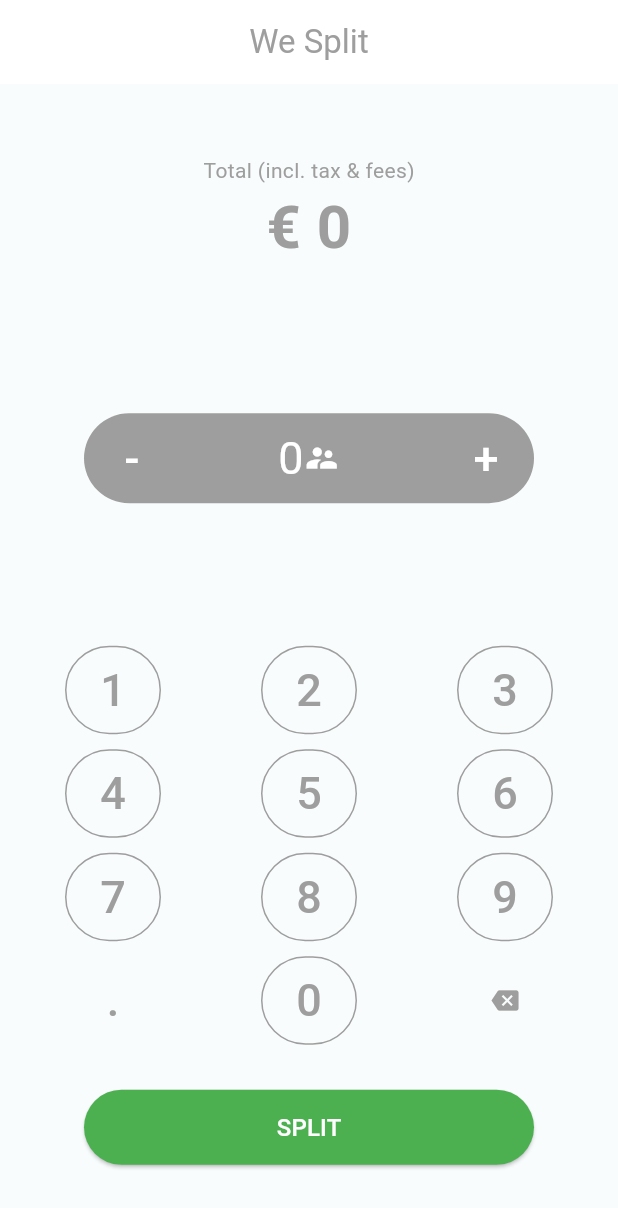
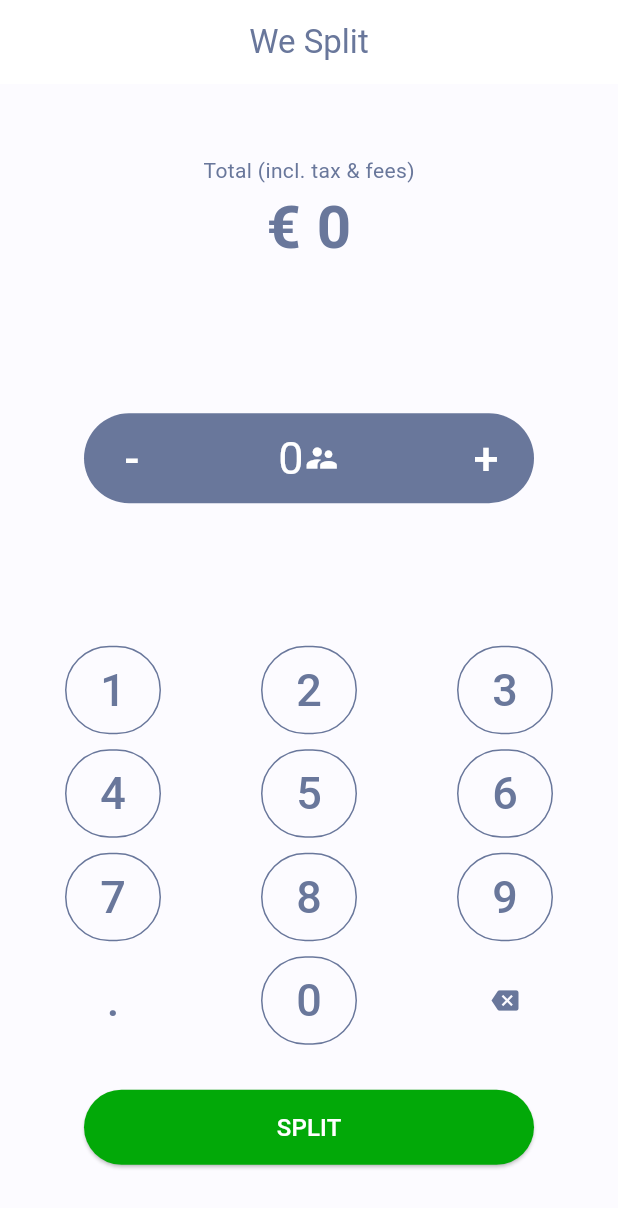
Before and after one commit to TOB-BA/split_a_bill, a Flutter app: the screen it shows after launch, on a phone screen of 412 x 824 dp. Shown: the top 1208 px of the screen. Run offline on Flutter 3.47's test engine with Material 2 defaults, Android fonts, the phone set to English and light mode, and no system bars; our stand-ins replace fl_chart, google_fonts.

Commit message:
split bill - new colors; fonts

```diff
--- a/lib/common_widgets/keyboard_widget.dart
+++ b/lib/common_widgets/keyboard_widget.dart
@@ -1,3 +1,4 @@
+import 'package:first_flutter_project/constants/colors/colors_library.dart';
 import 'package:flutter/material.dart';
 
 class KeyboardWidget extends StatelessWidget {
@@ -26,17 +27,17 @@ class KeyboardWidget extends StatelessWidget {
                 shape: MaterialStateProperty.all<OutlinedBorder>(
                   RoundedRectangleBorder(
                     borderRadius: BorderRadius.circular(50.0),
-                    side: const BorderSide(color: Colors.grey),
+                    side: BorderSide(color: ColorsLibrary.appGray),
                   ),
                 ),
               ),
               onPressed: () => {
                 addNumber('1'),
               },
-              child: const Text(
+              child: Text(
                 '1',
                 style: TextStyle(
-                  color: Colors.grey,
+                  color: ColorsLibrary.appGray,
                   fontSize: 30,
                 ),
               ),
@@ -46,17 +47,17 @@ class KeyboardWidget extends StatelessWidget {
                 shape: MaterialStateProperty.all<OutlinedBorder>(
                   RoundedRectangleBorder(
                     borderRadius: BorderRadius.circular(50.0),
-                    side: const BorderSide(color: Colors.grey),
+                    side: BorderSide(color: ColorsLibrary.appGray),
                   ),
                 ),
               ),
               onPressed: () => {
                 addNumber('2'),
               },
-              child: const Text(
+              child: Text(
                 '2',
                 style: TextStyle(
-                  color: Colors.grey,
+                  color: ColorsLibrary.appGray,
                   fontSize: 30,
                 ),
               ),
@@ -66,17 +67,17 @@ class KeyboardWidget extends StatelessWidget {
                 shape: MaterialStateProperty.all<OutlinedBorder>(
                   RoundedRectangleBorder(
                     borderRadius: BorderRadius.circular(50.0),
-                    side: const BorderSide(color: Colors.grey),
+                    side: BorderSide(color: ColorsLibrary.appGray),
                   ),
                 ),
               ),
               onPressed: () => {
                 addNumber('3'),
               },
-              child: const Text(
+              child: Text(
                 '3',
                 style: TextStyle(
-                  color: Colors.grey,
+                  color: ColorsLibrary.appGray,
                   fontSize: 30,
                 ),
               ),
@@ -92,17 +93,17 @@ class KeyboardWidget extends StatelessWidget {
                 shape: MaterialStateProperty.all<OutlinedBorder>(
                   RoundedRectangleBorder(
                     borderRadius: BorderRadius.circular(50.0),
-                    side: const BorderSide(color: Colors.grey),
+                    side: BorderSide(color: ColorsLibrary.appGray),
                   ),
                 ),
               ),
               onPressed: () => {
                 addNumber('4'),
               },
-              child: const Text(
+              child: Text(
                 '4',
                 style: TextStyle(
-                  color: Colors.grey,
+                  color: ColorsLibrary.appGray,
                   fontSize: 30,
                 ),
               ),
@@ -112,17 +113,17 @@ class KeyboardWidget extends StatelessWidget {
                 shape: MaterialStateProperty.all<OutlinedBorder>(
                   RoundedRectangleBorder(
                     borderRadius: BorderRadius.circular(50.0),
-                    side: const BorderSide(color: Colors.grey),
+                    side: BorderSide(color: ColorsLibrary.appGray),
                   ),
                 ),
               ),
               onPressed: () => {
                 addNumber('5'),
               },
-              child: const Text(
+              child: Text(
                 '5',
                 style: TextStyle(
-                  color: Colors.grey,
+                  color: ColorsLibrary.appGray,
                   fontSize: 30,
                 ),
               ),
@@ -132,17 +133,17 @@ class KeyboardWidget extends StatelessWidget {
                 shape: MaterialStateProperty.all<OutlinedBorder>(
                   RoundedRectangleBorder(
                     borderRadius: BorderRadius.circular(50.0),
-                    side: const BorderSide(color: Colors.grey),
+                    side: BorderSide(color: ColorsLibrary.appGray),
                   ),
                 ),
               ),
               onPressed: () => {
                 addNumber('6'),
               },
-              child: const Text(
+              child: Text(
                 '6',
                 style: TextStyle(
-                  color: Colors.grey,
+                  color: ColorsLibrary.appGray,
                   fontSize: 30,
                 ),
               ),
@@ -158,17 +159,17 @@ class KeyboardWidget extends StatelessWidget {
                 shape: MaterialStateProperty.all<OutlinedBorder>(
                   RoundedRectangleBorder(
                     borderRadius: BorderRadius.circular(50.0),
-                    side: const BorderSide(color: Colors.grey),
+                    side: BorderSide(color: ColorsLibrary.appGray),
                   ),
                 ),
               ),
               onPressed: () => {
                 addNumber('7'),
               },
-              child: const Text(
+              child: Text(
                 '7',
                 style: TextStyle(
-                  color: Colors.grey,
+                  color: ColorsLibrary.appGray,
                   fontSize: 30,
                 ),
               ),
@@ -178,17 +179,17 @@ class KeyboardWidget extends StatelessWidget {
                 shape: MaterialStateProperty.all<OutlinedBorder>(
                   RoundedRectangleBorder(
                     borderRadius: BorderRadius.circular(50.0),
-                    side: const BorderSide(color: Colors.grey),
+                    side: BorderSide(color: ColorsLibrary.appGray),
                   ),
                 ),
               ),
               onPressed: () => {
                 addNumber('8'),
               },
-              child: const Text(
+              child: Text(
                 '8',
                 style: TextStyle(
-                  color: Colors.grey,
+                  color: ColorsLibrary.appGray,
                   fontSize: 30,
                 ),
               ),
@@ -198,17 +199,17 @@ class KeyboardWidget extends StatelessWidget {
                 shape: MaterialStateProperty.all<OutlinedBorder>(
                   RoundedRectangleBorder(
                     borderRadius: BorderRadius.circular(50.0),
-                    side: const BorderSide(color: Colors.grey),
+                    side: BorderSide(color: ColorsLibrary.appGray),
                   ),
                 ),
               ),
               onPressed: () => {
                 addNumber('9'),
               },
-              child: const Text(
+              child: Text(
                 '9',
                 style: TextStyle(
-                  color: Colors.grey,
+                  color: ColorsLibrary.appGray,
                   fontSize: 30,
                 ),
               ),
@@ -223,10 +224,10 @@ class KeyboardWidget extends StatelessWidget {
               onPressed: () => {
                 addNumber('.'),
               },
-              child: const Text(
+              child: Text(
                 '.',
                 style: TextStyle(
-                  color: Colors.grey,
+                  color: ColorsLibrary.appGray,
                   fontSize: 30,
                 ),
               ),
@@ -236,17 +237,17 @@ class KeyboardWidget extends StatelessWidget {
                 shape: MaterialStateProperty.all<OutlinedBorder>(
                   RoundedRectangleBorder(
                     borderRadius: BorderRadius.circular(50.0),
-                    side: const BorderSide(color: Colors.grey),
+                    side: BorderSide(color: ColorsLibrary.appGray),
                   ),
                 ),
               ),
               onPressed: () => {
                 addNumber('0'),
               },
-              child: const Text(
+              child: Text(
                 '0',
                 style: TextStyle(
-                  color: Colors.grey,
+                  color: ColorsLibrary.appGray,
                   fontSize: 30,
                 ),
               ),
@@ -255,9 +256,9 @@ class KeyboardWidget extends StatelessWidget {
               onPressed: () => {
                 clearPrice(),
               },
-              child: const Icon(
+              child: Icon(
                 Icons.backspace,
-                color: Colors.grey,
+                color: ColorsLibrary.appGray,
               ),
             ),
           ],
@@ -272,7 +273,7 @@ class KeyboardWidget extends StatelessWidget {
               child: ElevatedButton(
                 onPressed: () => {navigateToSplitPage()},
                 style: ElevatedButton.styleFrom(
-                  primary: Colors.green,
+                  primary: ColorsLibrary.appGreen,
                 ),
                 child: const Text(
                   "SPLIT",
--- a/lib/common_widgets/persons_number_widget.dart
+++ b/lib/common_widgets/persons_number_widget.dart
@@ -1,3 +1,4 @@
+import 'package:first_flutter_project/constants/colors/colors_library.dart';
 import 'package:flutter/material.dart';
 
 class PersonsNumberWidget extends StatelessWidget {
@@ -16,9 +17,9 @@ class PersonsNumberWidget extends StatelessWidget {
     return Column(
       children: [
         Container(
-          decoration: const BoxDecoration(
-              color: Colors.grey,
-              borderRadius: BorderRadius.all(Radius.circular(50))),
+          decoration: BoxDecoration(
+              color: ColorsLibrary.appGray,
+              borderRadius: const BorderRadius.all(Radius.circular(50))),
           child: SizedBox(
             height: 60,
             width: 300,
--- a/lib/common_widgets/total_price_widget.dart
+++ b/lib/common_widgets/total_price_widget.dart
@@ -1,3 +1,4 @@
+import 'package:first_flutter_project/constants/colors/colors_library.dart';
 import 'package:flutter/material.dart';
 
 class TotalPriceWidget extends StatelessWidget {
@@ -8,9 +9,9 @@ class TotalPriceWidget extends StatelessWidget {
   Widget build(BuildContext context) {
     return Column(
       children: [
-        const Text(
+        Text(
           'Total (incl. tax & fees)',
-          style: TextStyle(color: Colors.grey),
+          style: TextStyle(color: ColorsLibrary.appGray),
         ),
         Padding(
           padding: const EdgeInsets.only(
@@ -23,8 +24,8 @@ class TotalPriceWidget extends StatelessWidget {
             overflow: TextOverflow.ellipsis,
             textAlign: TextAlign.center,
             maxLines: 2,
-            style: const TextStyle(
-              color: Colors.grey,
+            style: TextStyle(
+              color: ColorsLibrary.appGray,
               fontSize: 40,
               fontWeight: FontWeight.bold,
             ),
--- /dev/null
+++ b/lib/constants/colors/colors_library.dart
@@ -0,0 +1,7 @@
+import 'dart:ui';
+
+class ColorsLibrary {
+  static Color appGray = const Color(0xFF69779b);
+  static const appGreen = Color(0xFF02A908);
+  static const appRed = Color(0xFFB40808);
+}
--- /dev/null
+++ b/lib/constants/common_constants.dart
@@ -0,0 +1,4 @@
+class CommonConstants {
+  static const initialPrice = "0";
+  static const initialPriceWithDot = "0.";
+}
--- a/lib/main.dart
+++ b/lib/main.dart
@@ -1,7 +1,9 @@
+import 'package:first_flutter_project/constants/colors/colors_library.dart';
 import 'package:first_flutter_project/pages/home_page.dart';
 import 'package:flutter/material.dart';
 import 'package:flutter/rendering.dart';
 import 'package:flutter/services.dart';
+import 'package:google_fonts/google_fonts.dart';
 
 void main() {
   WidgetsFlutterBinding.ensureInitialized();
@@ -15,14 +17,15 @@ class MyApp extends StatelessWidget {
   // This widget is the root of your application.
   @override
   Widget build(BuildContext context) {
-    debugPaintSizeEnabled = true;
+    debugPaintSizeEnabled = false;
 
     return MaterialApp(
       title: 'Flutter Demo',
       debugShowCheckedModeBanner: false,
       theme: ThemeData(
-        colorScheme: ColorScheme.fromSeed(seedColor: Colors.grey),
+        colorScheme: ColorScheme.fromSeed(seedColor: ColorsLibrary.appGray),
         useMaterial3: true,
+        fontFamily: GoogleFonts.titilliumWeb().fontFamily,
       ),
       home: const MyHomePage(title: 'We Split'),
     );
--- a/lib/pages/home_page.dart
+++ b/lib/pages/home_page.dart
@@ -1,4 +1,6 @@
 import 'package:first_flutter_project/common_widgets/keyboard_widget.dart';
+import 'package:first_flutter_project/constants/colors/colors_library.dart';
+import 'package:first_flutter_project/constants/common_constants.dart';
 import 'package:first_flutter_project/pages/split_page.dart';
 import 'package:flutter/material.dart';
 
@@ -16,7 +18,7 @@ class MyHomePage extends StatefulWidget {
 
 class _MyHomePageState extends State<MyHomePage> {
   int personsNumber = 0;
-  String price = "0";
+  String price = CommonConstants.initialPrice;
 
   void incrementCounter() {
     setState(() {
@@ -34,9 +36,9 @@ class _MyHomePageState extends State<MyHomePage> {
 
   void addNumber(String number) {
     setState(() {
-      if (price == "0") {
+      if (price == CommonConstants.initialPrice) {
         if (number == ".") {
-          price = "0.";
+          price = CommonConstants.initialPriceWithDot;
           return;
         }
         price = "";
@@ -67,7 +69,7 @@ class _MyHomePageState extends State<MyHomePage> {
   void increasePriceDialog() {
     var bill = "";
     if (price == "0.") {
-      bill = "0";
+      bill = CommonConstants.initialPrice;
     } else {
       bill = price;
     }
@@ -106,7 +108,7 @@ class _MyHomePageState extends State<MyHomePage> {
         title: Text(
           widget.title,
           textAlign: TextAlign.center,
-          style: const TextStyle(color: Colors.grey),
+          style: TextStyle(color: ColorsLibrary.appGray),
         ),
       ),
       body: Container(
--- a/lib/pages/split_page.dart
+++ b/lib/pages/split_page.dart
@@ -2,6 +2,7 @@ import 'dart:math' as math;
 
 import 'package:first_flutter_project/common_widgets/split_page_header_widget.dart';
 import 'package:first_flutter_project/common_widgets/user_card_widget.dart';
+import 'package:first_flutter_project/constants/colors/colors_library.dart';
 import 'package:first_flutter_project/models/user.dart';
 import 'package:flutter/material.dart';
 
@@ -80,7 +81,7 @@ class _SplitPageState extends State<SplitPage> {
   Widget build(BuildContext context) {
     return Scaffold(
       appBar: AppBar(
-        backgroundColor: Colors.grey,
+        backgroundColor: ColorsLibrary.appGray,
         centerTitle: true,
         iconTheme: const IconThemeData(color: Colors.white, size: 40),
         title: const Text(
--- a/pubspec.yaml
+++ b/pubspec.yaml
@@ -35,6 +35,7 @@ dependencies:
   # Use with the CupertinoIcons class for iOS style icons.
   cupertino_icons: ^1.0.2
   fl_chart: ^0.64.0
+  google_fonts: ^6.1.0
 
 dev_dependencies:
   flutter_test:
```
Also changed, not shown: lib/common_widgets/alert_widget.dart (+4 -3 lines), lib/common_widgets/split_page_header_widget.dart (+46 -24 lines), pubspec.lock.
